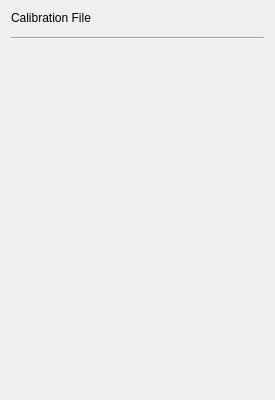
The window that code/plotms/GuiTabs/PlotMSCalibrationTab.ui (radio-astro/casa) describes before a commit, drawn with Qt 5.
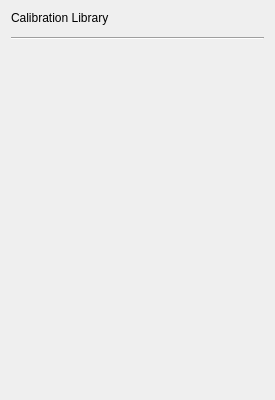
The same window after the commit.

Commit message: New Development: No             JIRA Issue: CAS-7502         Ready for Test: Yes      Interface Changes: No What Interface Changed:          Test Programs: test_plotms   Put in Release Notes: No              Module(s): plotms            Description: Pass cal library string in MSTransformIteratorFactory configuration Record and let the calibration code parse it.

Patch:
```diff
--- a/code/plotms/GuiTabs/PlotMSCalibrationTab.ui
+++ b/code/plotms/GuiTabs/PlotMSCalibrationTab.ui
@@ -23,7 +23,7 @@
    <item>
     <widget class="QLabel" name="calibLabel">
      <property name="text">
-      <string>Calibration File</string>
+      <string>Calibration Library</string>
      </property>
      <property name="textFormat">
       <enum>Qt::RichText</enum>
```
The commit also changes 4 other files.
